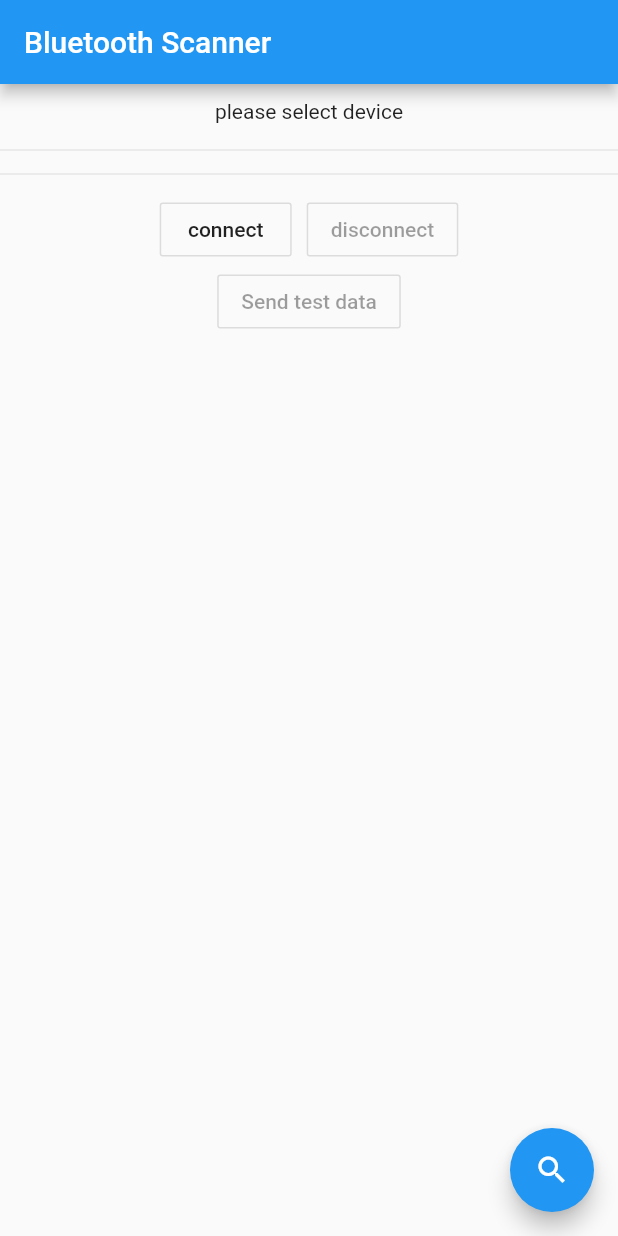
After one commit to ethan-jiang-1/flutterapp2, a Flutter app: the MyHomePage screen opened directly, after a tap on "connect", on a phone screen of 412 x 824 dp. The commit adds this screen. Run offline on Flutter 3.47's test engine with Material 2 defaults, Android fonts, the phone set to English and light mode, and no system bars; our stand-ins replace camera, video_player, webview_flutter; missing offline and left inert: flutter_bluetooth_basic.

Commit message:
page_bt0

```diff
--- a/lib/main.dart
+++ b/lib/main.dart
@@ -1,3 +1,4 @@
+//import 'dart:js';
 //import 'dart:js';
 
 import 'package:flutter/material.dart';
@@ -6,6 +7,7 @@ import 'package:flutterapp2/page2/page2.dart';
 import 'package:flutterapp2/page_tab0/page_tab0.dart';
 import 'package:flutterapp2/page_html0/page_html0.dart';
 import 'package:flutterapp2/page_cam0/page_cam0.dart';
+import 'package:flutterapp2/page_bt0/page_bt0.dart';
 
 
 void main() {
@@ -25,6 +27,7 @@ MyApp() {
       "/page_tab0": (context) => PageTab0(),
       "/page_html0": (context) => WebViewExample(),
       "/page_cam0": (context) => PageCamera0(),
+      "/page_bt0": (context) => PageBt0(),
     },
   );
 }
@@ -46,6 +49,7 @@ class Page0 extends StatelessWidget {
               MyButton0('/page_tab0'),
               MyButton0('/page_html0'),
               MyButton0('/page_cam0'),
+              MyButton0("/page_bt0"),
             ],
         ),
       ),
--- /dev/null
+++ b/lib/page_bt0/page_bt0.dart
@@ -0,0 +1,200 @@
+import 'dart:convert';
+// import 'dart:typed_data';
+
+import 'package:flutter/material.dart';
+import 'package:flutter_bluetooth_basic/flutter_bluetooth_basic.dart';
+
+class PageBt0 extends StatelessWidget {
+  @override
+  Widget build(BuildContext context) {
+    return MaterialApp(
+      title: 'Bluetooth scanner',
+      theme: ThemeData(
+        primarySwatch: Colors.blue,
+      ),
+      home: MyHomePage(title: 'Bluetooth Scanner'),
+    );
+  }
+}
+
+class MyHomePage extends StatefulWidget {
+  MyHomePage({Key key, this.title}) : super(key: key);
+  final String title;
+
+  @override
+  _MyHomePageState createState() => _MyHomePageState();
+}
+
+class _MyHomePageState extends State<MyHomePage> {
+  BluetoothManager bluetoothManager = BluetoothManager.instance;
+
+  bool _connected = false;
+  BluetoothDevice _device;
+  String tips = 'no device connect';
+
+  @override
+  void initState() {
+    super.initState();
+
+    WidgetsBinding.instance.addPostFrameCallback((_) => initBluetooth());
+  }
+
+  // Platform messages are asynchronous, so we initialize in an async method.
+  Future<void> initBluetooth() async {
+    bluetoothManager.startScan(timeout: Duration(seconds: 4));
+
+    bool isConnected = await bluetoothManager.isConnected;
+
+    bluetoothManager.state.listen((state) {
+      print('cur device status: $state');
+
+      switch (state) {
+        case BluetoothManager.CONNECTED:
+          setState(() {
+            _connected = true;
+            tips = 'connect success';
+          });
+          break;
+        case BluetoothManager.DISCONNECTED:
+          setState(() {
+            _connected = false;
+            tips = 'disconnect success';
+          });
+          break;
+        default:
+          break;
+      }
+    });
+
+    if (!mounted) return;
+
+    if (isConnected) {
+      setState(() {
+        _connected = true;
+      });
+    }
+  }
+
+  void _onConnect() async {
+    if (_device != null && _device.address != null) {
+      await bluetoothManager.connect(_device);
+    } else {
+      setState(() {
+        tips = 'please select device';
+      });
+      print('please select device');
+    }
+  }
+
+  void _onDisconnect() async {
+    await bluetoothManager.disconnect();
+  }
+
+  void _sendData() async {
+    List<int> bytes = latin1.encode('Hello world!\n\n\n').toList();
+
+    // Set codetable west. Add import 'dart:typed_data';
+    // List<int> bytes = Uint8List.fromList(List.from('\x1Bt'.codeUnits)..add(6));
+    // Text with special characters
+    // bytes += latin1.encode('blåbærgrød\n\n\n');
+
+    await bluetoothManager.writeData(bytes);
+  }
+
+  @override
+  Widget build(BuildContext context) {
+    return Scaffold(
+      appBar: AppBar(
+        title: Text(widget.title),
+      ),
+      body: RefreshIndicator(
+        onRefresh: () =>
+            bluetoothManager.startScan(timeout: Duration(seconds: 4)),
+        child: SingleChildScrollView(
+          child: Column(
+            children: <Widget>[
+              Row(
+                mainAxisAlignment: MainAxisAlignment.center,
+                children: <Widget>[
+                  Padding(
+                    padding: EdgeInsets.symmetric(vertical: 10, horizontal: 10),
+                    child: Text(tips),
+                  ),
+                ],
+              ),
+              Divider(),
+              StreamBuilder<List<BluetoothDevice>>(
+                stream: bluetoothManager.scanResults,
+                initialData: [],
+                builder: (c, snapshot) => Column(
+                  children: snapshot.data
+                      .map((d) => ListTile(
+                            title: Text(d.name ?? ''),
+                            subtitle: Text(d.address),
+                            onTap: () async {
+                              setState(() {
+                                _device = d;
+                              });
+                            },
+                            trailing:
+                                _device != null && _device.address == d.address
+                                    ? Icon(
+                                        Icons.check,
+                                        color: Colors.green,
+                                      )
+                                    : null,
+                          ))
+                      .toList(),
+                ),
+              ),
+              Divider(),
+              Container(
+                padding: EdgeInsets.fromLTRB(20, 5, 20, 10),
+                child: Column(
+                  children: <Widget>[
+                    Row(
+                      mainAxisAlignment: MainAxisAlignment.center,
+                      children: <Widget>[
+                        OutlineButton(
+                          child: Text('connect'),
+                          onPressed: _connected ? null : _onConnect,
+                        ),
+                        SizedBox(width: 10.0),
+                        OutlineButton(
+                          child: Text('disconnect'),
+                          onPressed: _connected ? _onDisconnect : null,
+                        ),
+                      ],
+                    ),
+                    OutlineButton(
+                      child: Text('Send test data'),
+                      onPressed: _connected ? _sendData : null,
+                    ),
+                  ],
+                ),
+              )
+            ],
+          ),
+        ),
+      ),
+      floatingActionButton: StreamBuilder<bool>(
+        stream: bluetoothManager.isScanning,
+        initialData: false,
+        builder: (c, snapshot) {
+          if (snapshot.data) {
+            return FloatingActionButton(
+              child: Icon(Icons.stop),
+              onPressed: () => bluetoothManager.stopScan(),
+              backgroundColor: Colors.red,
+            );
+          } else {
+            return FloatingActionButton(
+                child: Icon(Icons.search),
+                onPressed: () =>
+                    bluetoothManager.startScan(timeout: Duration(seconds: 4)));
+          }
+        },
+      ),
+    );
+  }
+}
--- a/pubspec.yaml
+++ b/pubspec.yaml
@@ -34,8 +34,7 @@ dependencies:
   camera: ^0.5.8+2
   path_provider:
   video_player:
-
-  js:
+  flutter_bluetooth_basic: ^0.1.5
 
 dev_dependencies:
   flutter_test:
```
Also changed, not shown: pubspec.lock.
